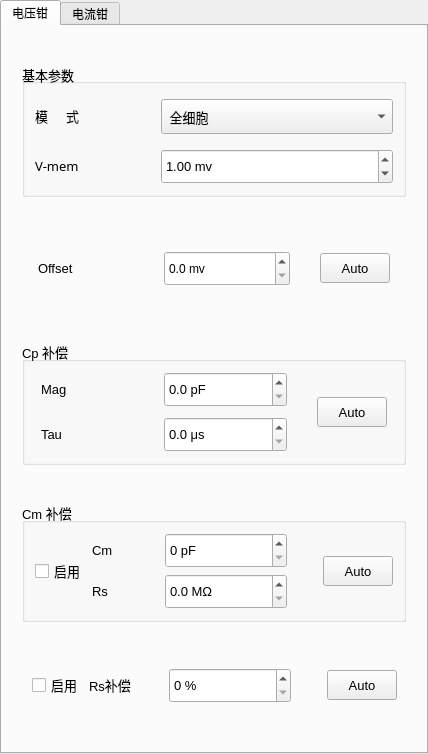
First picture: the form in src/ControlStiParamPlugin/ControlStiParam/CClampTabWidget.ui, repository IPX-192/controlStiParam, before the edit.
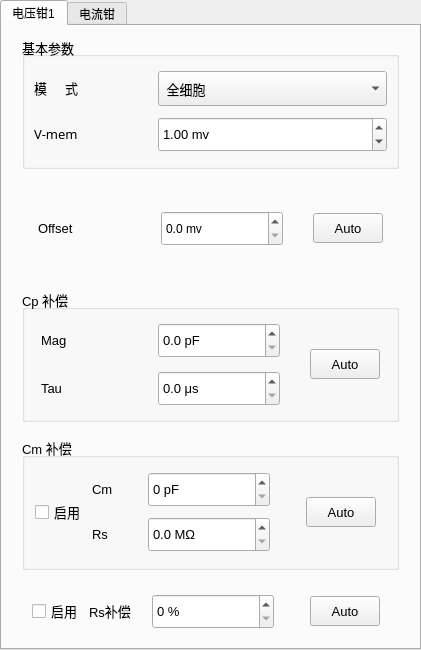
Second picture: the form after the edit.

The edit to the form file:
```diff
--- a/src/ControlStiParamPlugin/ControlStiParam/CClampTabWidget.ui
+++ b/src/ControlStiParamPlugin/ControlStiParam/CClampTabWidget.ui
@@ -6,20 +6,26 @@
    <rect>
     <x>0</x>
     <y>0</y>
-    <width>428</width>
-    <height>754</height>
+    <width>421</width>
+    <height>650</height>
    </rect>
   </property>
   <property name="sizePolicy">
-   <sizepolicy hsizetype="Expanding" vsizetype="Fixed">
+   <sizepolicy hsizetype="Expanding" vsizetype="Preferred">
     <horstretch>0</horstretch>
     <verstretch>0</verstretch>
    </sizepolicy>
   </property>
+  <property name="maximumSize">
+   <size>
+    <width>16777215</width>
+    <height>650</height>
+   </size>
+  </property>
   <property name="windowTitle">
    <string>Form</string>
   </property>
-  <layout class="QVBoxLayout" name="verticalLayout_3">
+  <layout class="QVBoxLayout" name="verticalLayout_6">
    <property name="spacing">
     <number>0</number>
    </property>
@@ -42,38 +48,44 @@
      </property>
      <widget class="QWidget" name="volTab">
       <property name="sizePolicy">
-       <sizepolicy hsizetype="Expanding" vsizetype="Fixed">
+       <sizepolicy hsizetype="Expanding" vsizetype="Expanding">
         <horstretch>0</horstretch>
         <verstretch>0</verstretch>
        </sizepolicy>
       </property>
       <attribute name="title">
-       <string>电压钳</string>
+       <string>电压钳1</string>
       </attribute>
       <layout class="QVBoxLayout" name="verticalLayout_5">
        <property name="spacing">
-        <number>0</number>
+        <number>15</number>
        </property>
        <property name="leftMargin">
         <number>20</number>
        </property>
        <property name="topMargin">
-        <number>0</number>
+        <number>10</number>
        </property>
        <property name="rightMargin">
         <number>20</number>
        </property>
        <property name="bottomMargin">
-        <number>0</number>
+        <number>10</number>
        </property>
        <item>
         <widget class="QGroupBox" name="basicParamGroupBox">
          <property name="sizePolicy">
-          <sizepolicy hsizetype="Expanding" vsizetype="Fixed">
+          <sizepolicy hsizetype="Expanding" vsizetype="Preferred">
            <horstretch>0</horstretch>
            <verstretch>0</verstretch>
           </sizepolicy>
          </property>
+         <property name="minimumSize">
+          <size>
+           <width>0</width>
+           <height>133</height>
+          </size>
+         </property>
          <property name="maximumSize">
           <size>
            <width>16777215</width>
@@ -91,26 +103,8 @@
          <property name="alignment">
           <set>Qt::AlignLeading|Qt::AlignLeft|Qt::AlignVCenter</set>
          </property>
-         <layout class="QGridLayout" name="gridLayout_2" rowstretch="1,1">
-          <property name="leftMargin">
-           <number>10</number>
-          </property>
-          <property name="topMargin">
-           <number>15</number>
-          </property>
-          <property name="rightMargin">
-           <number>10</number>
-          </property>
-          <property name="bottomMargin">
-           <number>10</number>
-          </property>
-          <property name="horizontalSpacing">
-           <number>0</number>
-          </property>
-          <property name="verticalSpacing">
-           <number>15</number>
-          </property>
-          <item row="0" column="0">
+         <layout class="QVBoxLayout" name="verticalLayout_3">
+          <item>
            <layout class="QHBoxLayout" name="horizontalLayout" stretch="1,2">
             <property name="spacing">
              <number>10</number>
@@ -156,6 +150,12 @@
                 <height>35</height>
                </size>
               </property>
+              <property name="maximumSize">
+               <size>
+                <width>16777215</width>
+                <height>35</height>
+               </size>
+              </property>
               <property name="cursor">
                <cursorShape>ArrowCursor</cursorShape>
               </property>
@@ -171,7 +171,7 @@
             </item>
            </layout>
           </item>
-          <item row="1" column="0">
+          <item>
            <layout class="QHBoxLayout" name="horizontalLayout_2" stretch="1,2">
             <property name="spacing">
              <number>10</number>
@@ -218,6 +218,12 @@
                 <height>35</height>
                </size>
               </property>
+              <property name="maximumSize">
+               <size>
+                <width>16777215</width>
+                <height>16777215</height>
+               </size>
+              </property>
               <property name="alignment">
                <set>Qt::AlignLeading|Qt::AlignLeft|Qt::AlignVCenter</set>
               </property>
@@ -248,7 +254,7 @@
          <property name="maximumSize">
           <size>
            <width>16777215</width>
-           <height>70</height>
+           <height>16777215</height>
           </size>
          </property>
          <layout class="QVBoxLayout" name="verticalLayout_4">
@@ -259,13 +265,13 @@
            <number>16</number>
           </property>
           <property name="topMargin">
-           <number>16</number>
+           <number>10</number>
           </property>
           <property name="rightMargin">
            <number>16</number>
           </property>
           <property name="bottomMargin">
-           <number>16</number>
+           <number>10</number>
           </property>
           <item>
            <layout class="QHBoxLayout" name="horizontalLayout_6">
@@ -389,6 +395,12 @@
            <verstretch>0</verstretch>
           </sizepolicy>
          </property>
+         <property name="minimumSize">
+          <size>
+           <width>0</width>
+           <height>133</height>
+          </size>
+         </property>
          <property name="maximumSize">
           <size>
            <width>16777215</width>
@@ -595,6 +607,12 @@
            <verstretch>0</verstretch>
           </sizepolicy>
          </property>
+         <property name="minimumSize">
+          <size>
+           <width>0</width>
+           <height>133</height>
+          </size>
+         </property>
          <property name="maximumSize">
           <size>
            <width>16777215</width>
@@ -632,7 +650,7 @@
           <item>
            <layout class="QHBoxLayout" name="horizontalLayout_18">
             <property name="rightMargin">
-             <number>0</number>
+             <number>10</number>
             </property>
             <item>
              <layout class="QVBoxLayout" name="verticalLayout_2">
@@ -831,6 +849,9 @@
             </item>
             <item>
              <layout class="QHBoxLayout" name="horizontalLayout_10">
+              <property name="rightMargin">
+               <number>10</number>
+              </property>
               <item>
                <layout class="QHBoxLayout" name="horizontalLayout_9" stretch="0,0">
                 <property name="spacing">
@@ -864,7 +885,7 @@
                 <item>
                  <widget class="QSpinBox" name="spinBox_2">
                   <property name="sizePolicy">
-                   <sizepolicy hsizetype="Minimum" vsizetype="Expanding">
+                   <sizepolicy hsizetype="Expanding" vsizetype="Fixed">
                     <horstretch>0</horstretch>
                     <verstretch>0</verstretch>
                    </sizepolicy>
@@ -877,8 +898,8 @@
                   </property>
                   <property name="maximumSize">
                    <size>
-                    <width>122</width>
-                    <height>35</height>
+                    <width>16777215</width>
+                    <height>16777215</height>
                    </size>
                   </property>
                   <property name="suffix">
@@ -929,15 +950,15 @@
       <attribute name="title">
        <string>电流钳</string>
       </attribute>
-      <layout class="QGridLayout" name="gridLayout_7">
-       <property name="bottomMargin">
-        <number>200</number>
-       </property>
-       <property name="verticalSpacing">
-        <number>20</number>
-       </property>
-       <item row="0" column="0">
         <widget class="QGroupBox" name="basicParamGroupBox_2">
+       <property name="geometry">
+        <rect>
+         <x>9</x>
+         <y>9</y>
+         <width>388</width>
+         <height>111</height>
+        </rect>
+       </property>
          <property name="sizePolicy">
           <sizepolicy hsizetype="Expanding" vsizetype="Expanding">
            <horstretch>0</horstretch>
@@ -1082,9 +1103,15 @@
           </item>
          </layout>
         </widget>
-       </item>
-       <item row="3" column="0">
         <widget class="QGroupBox" name="offsetGroupBox_4">
+       <property name="geometry">
+        <rect>
+         <x>10</x>
+         <y>360</y>
+         <width>388</width>
+         <height>110</height>
+        </rect>
+       </property>
          <property name="maximumSize">
           <size>
            <width>16777215</width>
@@ -1183,9 +1210,15 @@
           </item>
          </layout>
         </widget>
-       </item>
-       <item row="2" column="0">
         <widget class="QGroupBox" name="offsetGroupBox_3">
+       <property name="geometry">
+        <rect>
+         <x>10</x>
+         <y>240</y>
+         <width>388</width>
+         <height>101</height>
+        </rect>
+       </property>
          <property name="maximumSize">
           <size>
            <width>16777215</width>
@@ -1284,9 +1317,15 @@
           </item>
          </layout>
         </widget>
-       </item>
-       <item row="1" column="0">
         <widget class="QGroupBox" name="offsetGroupBox_2">
+       <property name="geometry">
+        <rect>
+         <x>10</x>
+         <y>120</y>
+         <width>388</width>
+         <height>101</height>
+        </rect>
+       </property>
          <property name="maximumSize">
           <size>
            <width>16777215</width>
@@ -1382,8 +1421,6 @@
           </item>
          </layout>
         </widget>
-       </item>
-      </layout>
      </widget>
     </widget>
    </item>
```
Lines whose indentation alone changed are shown as unchanged.
